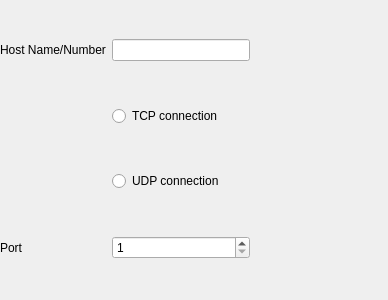
Qt form ground/openpilotgcs/src/plugins/ipconnection/ipconnectionoptionspage.ui (openpilot/OpenPilot) before a commit.
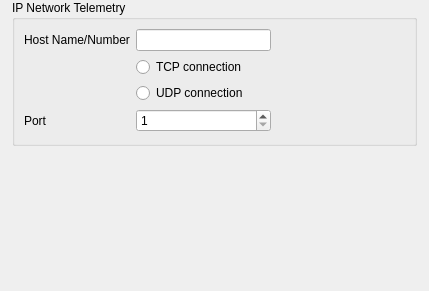
The same form after that commit.

Diff of the .ui file:
```diff
--- a/ground/openpilotgcs/src/plugins/ipconnection/ipconnectionoptionspage.ui
+++ b/ground/openpilotgcs/src/plugins/ipconnection/ipconnectionoptionspage.ui
@@ -6,18 +6,67 @@
    <rect>
     <x>0</x>
     <y>0</y>
-    <width>388</width>
-    <height>300</height>
+    <width>429</width>
+    <height>291</height>
    </rect>
   </property>
   <property name="windowTitle">
    <string>Form</string>
   </property>
+  <layout class="QVBoxLayout" name="verticalLayout">
+   <property name="leftMargin">
+    <number>12</number>
+   </property>
+   <property name="topMargin">
+    <number>0</number>
+   </property>
+   <property name="rightMargin">
+    <number>12</number>
+   </property>
+   <property name="bottomMargin">
+    <number>0</number>
+   </property>
+   <item>
+    <widget class="QScrollArea" name="scrollArea">
+     <property name="frameShape">
+      <enum>QFrame::NoFrame</enum>
+     </property>
+     <property name="frameShadow">
+      <enum>QFrame::Plain</enum>
+     </property>
+     <property name="widgetResizable">
+      <bool>true</bool>
+     </property>
+     <widget class="QWidget" name="scrollAreaWidgetContents">
+      <property name="geometry">
+       <rect>
+        <x>0</x>
+        <y>0</y>
+        <width>390</width>
+        <height>154</height>
+       </rect>
+      </property>
   <layout class="QGridLayout" name="gridLayout">
    <property name="margin">
     <number>0</number>
    </property>
-   <item row="0" column="3">
+       <item row="0" column="0">
+        <widget class="QGroupBox" name="groupBox">
+         <property name="title">
+          <string>IP Network Telemetry</string>
+         </property>
+         <layout class="QGridLayout" name="gridLayout_2">
+          <item row="0" column="0">
+           <widget class="QLabel" name="label_2">
+            <property name="text">
+             <string>Host Name/Number</string>
+            </property>
+           </widget>
+          </item>
+          <item row="0" column="1">
+           <widget class="QLineEdit" name="HostName"/>
+          </item>
+          <item row="0" column="2">
     <spacer name="horizontalSpacer">
      <property name="orientation">
       <enum>Qt::Horizontal</enum>
@@ -30,21 +79,28 @@
      </property>
     </spacer>
    </item>
-   <item row="2" column="2">
+          <item row="1" column="1">
     <widget class="QRadioButton" name="UseTCP">
      <property name="text">
       <string>TCP connection</string>
      </property>
     </widget>
    </item>
-   <item row="3" column="2">
+          <item row="2" column="1">
     <widget class="QRadioButton" name="UseUDP">
      <property name="text">
       <string>UDP connection</string>
      </property>
     </widget>
    </item>
-   <item row="4" column="2">
+          <item row="3" column="0">
+           <widget class="QLabel" name="label_3">
+            <property name="text">
+             <string>Port</string>
+            </property>
+           </widget>
+          </item>
+          <item row="3" column="1">
     <widget class="QSpinBox" name="Port">
      <property name="minimum">
       <number>1</number>
@@ -54,22 +110,25 @@
      </property>
     </widget>
    </item>
-   <item row="4" column="1">
-    <widget class="QLabel" name="label_3">
-     <property name="text">
-      <string>Port</string>
-     </property>
-    </widget>
-   </item>
-   <item row="0" column="2">
-    <widget class="QLineEdit" name="HostName"/>
+         </layout>
+        </widget>
+       </item>
+      </layout>
+     </widget>
+    </widget>
    </item>
-   <item row="0" column="1">
-    <widget class="QLabel" name="label_2">
-     <property name="text">
-      <string>Host Name/Number</string>
+   <item>
+    <spacer name="verticalSpacer">
+     <property name="orientation">
+      <enum>Qt::Vertical</enum>
      </property>
-    </widget>
+     <property name="sizeHint" stdset="0">
+      <size>
+       <width>20</width>
+       <height>40</height>
+      </size>
+     </property>
+    </spacer>
    </item>
   </layout>
  </widget>
```
Lines whose indentation alone changed are shown as unchanged.
